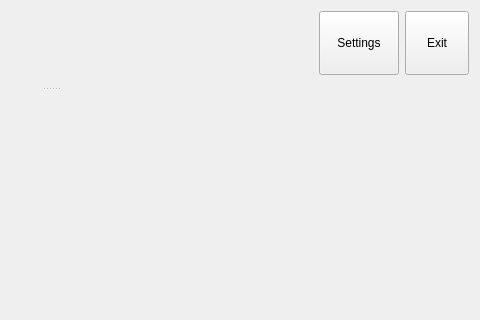
Above: mainwindow.ui from mishkoLitvin/L_Aries-progect before the change; both pictures show x 379 to 859 and y 0 to 320 of the 859 by 768 pixel window. Below: the same form after it.
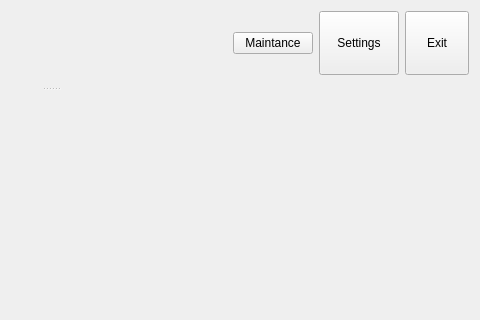
That is the form after the change. Icons and pictures are not drawn.

Commit message: Maintance base functions writed

```diff
--- a/mainwindow.ui
+++ b/mainwindow.ui
@@ -173,6 +173,23 @@
          </property>
         </spacer>
        </item>
+       <item>
+        <widget class="QPushButton" name="pButtonMaintance">
+         <property name="text">
+          <string>Maintance</string>
+         </property>
+         <property name="icon">
+          <iconset resource="icons.qrc">
+           <normaloff>:/new/icons/icons/warning.png</normaloff>:/new/icons/icons/warning.png</iconset>
+         </property>
+         <property name="iconSize">
+          <size>
+           <width>64</width>
+           <height>64</height>
+          </size>
+         </property>
+        </widget>
+       </item>
        <item>
         <widget class="QPushButton" name="pButtonSetting">
          <property name="minimumSize">
```
The commit also changes 7 other files.
